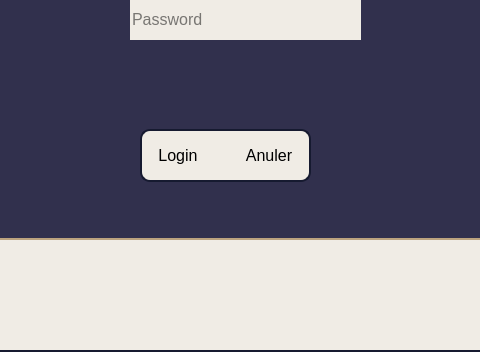
First picture: the form in gestion/login.ui, repository blackjack465/QT-Project, before the edit; both pictures show x 260 to 740 and y 361 to 713 of the 996 by 713 pixel window.
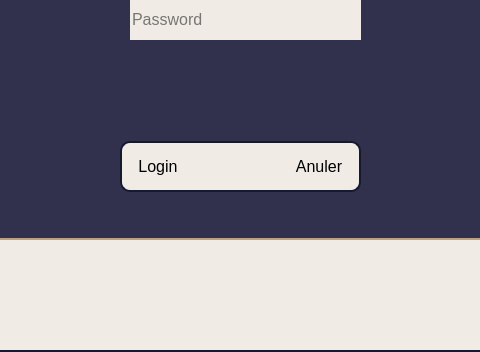
Second picture: the form after the edit.

Patch:
```diff
--- a/gestion/login.ui
+++ b/gestion/login.ui
@@ -99,13 +99,13 @@
       <string>Password</string>
      </property>
     </widget>
-    <widget class="QWidget" name="">
+    <widget class="QWidget" name="layoutWidget">
      <property name="geometry">
       <rect>
-       <x>170</x>
-       <y>260</y>
-       <width>171</width>
-       <height>53</height>
+       <x>150</x>
+       <y>272</y>
+       <width>241</width>
+       <height>51</height>
       </rect>
      </property>
      <layout class="QGridLayout" name="gridLayout">
```
